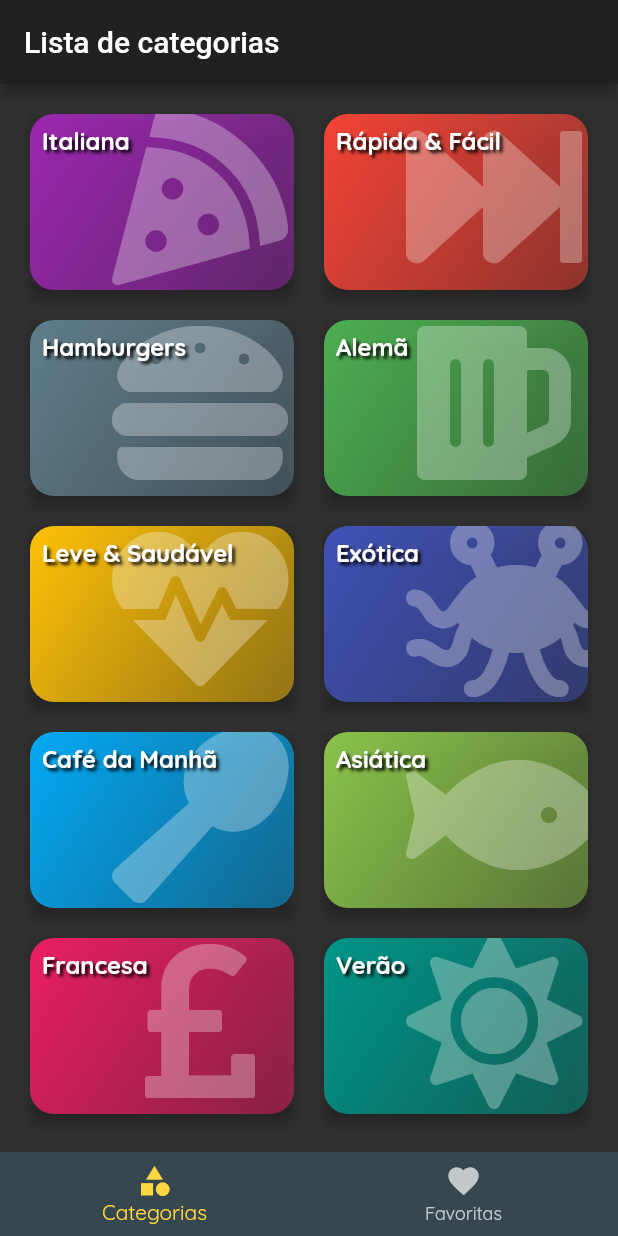
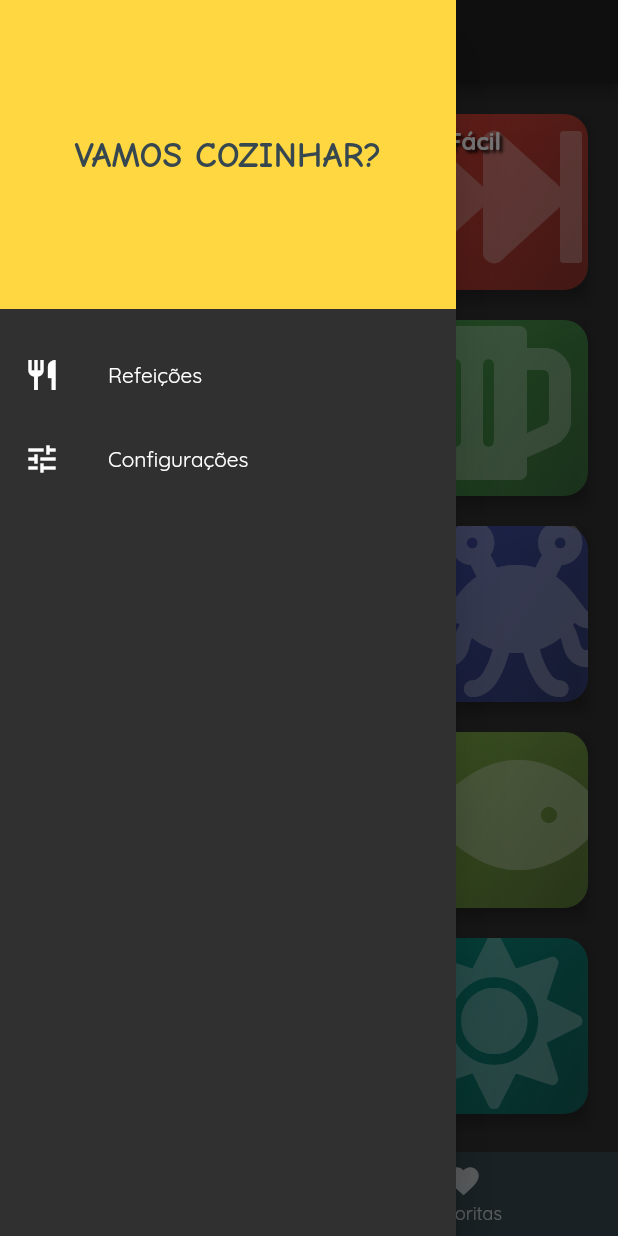
Before and after one commit to luizjacomn/flutter-cod3r, a Flutter app: the screen it shows after launch, with the side drawer open (before the commit the screen has no drawer), on a phone screen of 412 x 824 dp. Run offline on Flutter 3.47's test engine with Material 2 defaults, Android fonts, the phone set to English and light mode, and no system bars; our stand-ins replace animate_do, cached_network_image, flutter_masked_text, flutter_svg, font_awesome_flutter, rxdart.

Commit message:
Criando drawer

```diff
--- a/meal_algorithms/lib/main.dart
+++ b/meal_algorithms/lib/main.dart
@@ -3,6 +3,7 @@ import 'package:flutter/material.dart';
 import 'package:meal_algorithms/pages/categories_items_page.dart';
 import 'package:meal_algorithms/pages/home_page.dart';
 import 'package:meal_algorithms/pages/meal_detail_page.dart';
+import 'package:meal_algorithms/pages/settings_page.dart';
 import 'package:meal_algorithms/pages/unknown_route.dart';
 
 void main() => runApp(MyApp());
@@ -33,6 +34,7 @@ class MyApp extends StatelessWidget {
         HomePage.route: (_) => HomePage(),
         CategoriesItemsPage.route: (_) => CategoriesItemsPage(),
         MealDetailPage.route: (_) => MealDetailPage(),
+        SettingsPage.route: (_) => SettingsPage(),
       },
       onUnknownRoute: (settings) {
         return MaterialPageRoute(fullscreenDialog: true,
--- a/meal_algorithms/lib/pages/home_page.dart
+++ b/meal_algorithms/lib/pages/home_page.dart
@@ -1,4 +1,6 @@
 import 'package:flutter/material.dart';
+
+import 'package:meal_algorithms/widgets/meals_drawer.dart';
 
 import 'package:meal_algorithms/pages/categories_page.dart';
 import 'package:meal_algorithms/pages/favorites_page.dart';
@@ -11,14 +13,8 @@ class HomePage extends StatefulWidget {
 
 class _HomePageState extends State<HomePage> {
   final List<Map<String, Object>> _tabsMap = [
-    {
-      'title': 'Lista de categorias',
-      'tab': CategoriesPage(),
-    },
-    {
-      'title': 'Receitas favoritas',
-      'tab': FavoritesPage(),
-    },
+    {'title': 'Lista de categorias', 'tab': CategoriesPage()},
+    {'title': 'Receitas favoritas', 'tab': FavoritesPage()},
   ];
 
   int _selectedTabIndex = 0;
@@ -35,6 +31,7 @@ class _HomePageState extends State<HomePage> {
       appBar: AppBar(
         title: Text(_tabsMap[_selectedTabIndex]['title']),
       ),
+      drawer: MealsDrawer(),
       body: _tabsMap[_selectedTabIndex]['tab'],
       bottomNavigationBar: BottomNavigationBar(
         currentIndex: _selectedTabIndex,
--- /dev/null
+++ b/meal_algorithms/lib/pages/settings_page.dart
@@ -0,0 +1,20 @@
+import 'package:flutter/material.dart';
+
+import 'package:meal_algorithms/widgets/meals_drawer.dart';
+
+class SettingsPage extends StatelessWidget {
+  static const String route = '/settings';
+
+  @override
+  Widget build(BuildContext context) {
+    return Scaffold(
+      appBar: AppBar(
+        title: const Text('CONFIGURAÇÕES'),
+      ),
+      drawer: MealsDrawer(),
+      body: Center(
+        child: const Text('CONFIGURAÇÕES'),
+      ),
+    );
+  }
+}
--- /dev/null
+++ b/meal_algorithms/lib/widgets/meals_drawer.dart
@@ -0,0 +1,52 @@
+import 'package:flutter/material.dart';
+
+import 'package:meal_algorithms/pages/home_page.dart';
+import 'package:meal_algorithms/pages/settings_page.dart';
+
+class MealsDrawer extends StatelessWidget {
+  Widget _item(IconData icon, String label, Function toRoute) {
+    return ListTile(
+      leading: Icon(icon),
+      title: Text(label),
+      onTap: toRoute,
+    );
+  }
+
+  @override
+  Widget build(BuildContext context) {
+    final mQuery = MediaQuery.of(context);
+    return Drawer(
+      child: Column(
+        children: <Widget>[
+          Container(
+            height: mQuery.size.height * 0.25,
+            width: mQuery.size.width,
+            color: Theme.of(context).accentColor,
+            child: Center(
+              child: Text(
+                'VAMOS COZINHAR?',
+                style: TextStyle(
+                  fontFamily: 'ComicNeue',
+                  fontSize: 24.0 * mQuery.textScaleFactor,
+                  fontWeight: FontWeight.bold,
+                  color: Theme.of(context).primaryColor,
+                ),
+              ),
+            ),
+          ),
+          const SizedBox(height: 16.0),
+          _item(
+            Icons.restaurant,
+            'Refeições',
+            () => Navigator.of(context).pushReplacementNamed(HomePage.route),
+          ),
+          _item(
+            Icons.tune,
+            'Configurações',
+            () => Navigator.of(context).pushReplacementNamed(SettingsPage.route),
+          ),
+        ],
+      ),
+    );
+  }
+}
```
